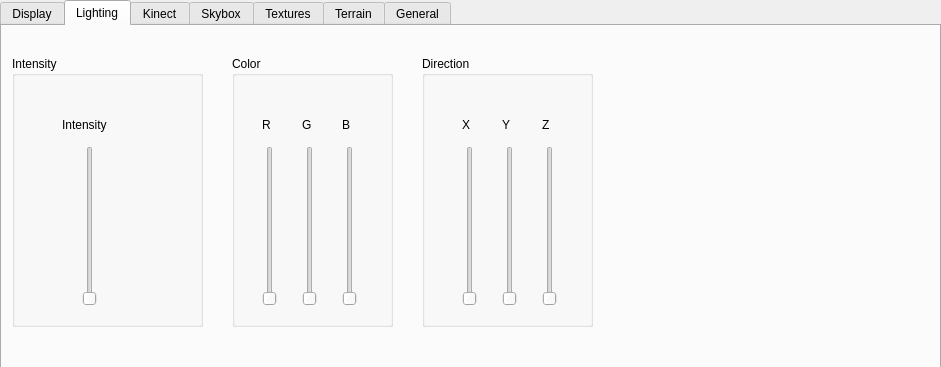
This is settings.ui in azar923/sandboxQt as Qt 5 draws it before an edit. The edited form follows.
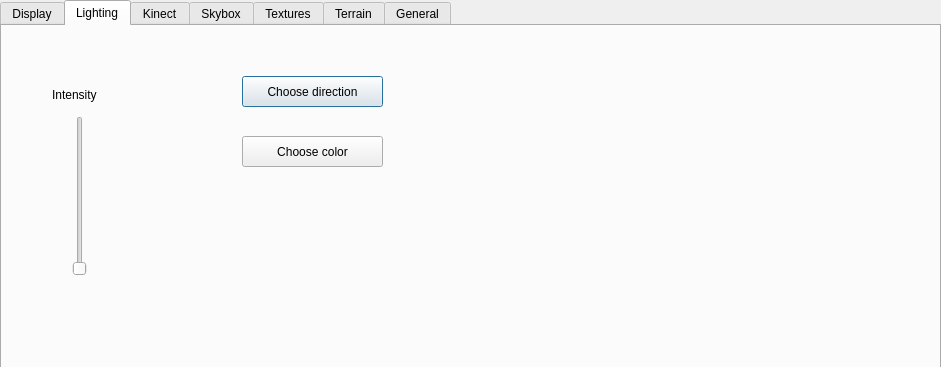
This is the edited form. The open tabs and pages were chosen to show the change.

What changed in the file:
```diff
--- a/settings.ui
+++ b/settings.ui
@@ -99,226 +99,57 @@
     <attribute name="title">
      <string>Lighting</string>
     </attribute>
-    <widget class="QGroupBox" name="color">
+    <widget class="QPushButton" name="setDirection">
      <property name="geometry">
       <rect>
-       <x>230</x>
-       <y>30</y>
-       <width>161</width>
-       <height>271</height>
+       <x>240</x>
+       <y>50</y>
+       <width>141</width>
+       <height>31</height>
       </rect>
      </property>
-     <property name="title">
-      <string>Color</string>
+     <property name="text">
+      <string>Choose direction</string>
      </property>
-     <widget class="QSlider" name="color_R">
-      <property name="geometry">
-       <rect>
-        <x>30</x>
-        <y>90</y>
-        <width>16</width>
-        <height>160</height>
-       </rect>
-      </property>
-      <property name="orientation">
-       <enum>Qt::Vertical</enum>
-      </property>
-     </widget>
-     <widget class="QSlider" name="color_G">
-      <property name="geometry">
-       <rect>
-        <x>70</x>
-        <y>90</y>
-        <width>16</width>
-        <height>160</height>
-       </rect>
-      </property>
-      <property name="orientation">
-       <enum>Qt::Vertical</enum>
-      </property>
-     </widget>
-     <widget class="QSlider" name="color_B">
-      <property name="geometry">
-       <rect>
-        <x>110</x>
-        <y>90</y>
-        <width>16</width>
-        <height>160</height>
-       </rect>
-      </property>
-      <property name="orientation">
-       <enum>Qt::Vertical</enum>
-      </property>
-     </widget>
-     <widget class="QLabel" name="color_R_label">
-      <property name="geometry">
-       <rect>
-        <x>30</x>
-        <y>60</y>
-        <width>16</width>
-        <height>17</height>
-       </rect>
-      </property>
-      <property name="text">
-       <string>R</string>
-      </property>
-     </widget>
-     <widget class="QLabel" name="color_G_label">
-      <property name="geometry">
-       <rect>
-        <x>70</x>
-        <y>60</y>
-        <width>21</width>
-        <height>17</height>
-       </rect>
-      </property>
-      <property name="text">
-       <string>G</string>
-      </property>
-     </widget>
-     <widget class="QLabel" name="color_B_label">
-      <property name="geometry">
-       <rect>
-        <x>110</x>
-        <y>60</y>
-        <width>16</width>
-        <height>17</height>
-       </rect>
-      </property>
-      <property name="text">
-       <string>B</string>
-      </property>
-     </widget>
     </widget>
-    <widget class="QGroupBox" name="direction">
+    <widget class="QPushButton" name="chooseColor">
      <property name="geometry">
       <rect>
-       <x>420</x>
-       <y>30</y>
-       <width>171</width>
-       <height>271</height>
+       <x>240</x>
+       <y>110</y>
+       <width>141</width>
+       <height>31</height>
       </rect>
      </property>
-     <property name="title">
-      <string>Direction</string>
+     <property name="text">
+      <string>Choose color</string>
      </property>
-     <widget class="QSlider" name="direction_Z">
-      <property name="geometry">
-       <rect>
-        <x>120</x>
-        <y>90</y>
-        <width>16</width>
-        <height>160</height>
-       </rect>
-      </property>
-      <property name="orientation">
-       <enum>Qt::Vertical</enum>
-      </property>
-     </widget>
-     <widget class="QSlider" name="direction_Y">
-      <property name="geometry">
-       <rect>
-        <x>80</x>
-        <y>90</y>
-        <width>16</width>
-        <height>160</height>
-       </rect>
-      </property>
-      <property name="orientation">
-       <enum>Qt::Vertical</enum>
-      </property>
-     </widget>
-     <widget class="QSlider" name="direction_X">
-      <property name="geometry">
-       <rect>
-        <x>40</x>
-        <y>90</y>
-        <width>16</width>
-        <height>160</height>
-       </rect>
-      </property>
-      <property name="orientation">
-       <enum>Qt::Vertical</enum>
-      </property>
-     </widget>
-     <widget class="QLabel" name="direction_Z_label">
-      <property name="geometry">
-       <rect>
-        <x>120</x>
-        <y>60</y>
-        <width>16</width>
-        <height>17</height>
-       </rect>
-      </property>
-      <property name="text">
-       <string>Z</string>
-      </property>
-     </widget>
-     <widget class="QLabel" name="direction_Y_label">
-      <property name="geometry">
-       <rect>
-        <x>80</x>
-        <y>60</y>
-        <width>16</width>
-        <height>17</height>
-       </rect>
-      </property>
-      <property name="text">
-       <string>Y</string>
-      </property>
-     </widget>
-     <widget class="QLabel" name="direction_X_label">
-      <property name="geometry">
-       <rect>
-        <x>40</x>
-        <y>60</y>
-        <width>16</width>
-        <height>17</height>
-       </rect>
-      </property>
-      <property name="text">
-       <string>X</string>
-      </property>
-     </widget>
     </widget>
-    <widget class="QGroupBox" name="Intensity">
+    <widget class="QSlider" name="diffuse">
      <property name="geometry">
       <rect>
-       <x>10</x>
-       <y>30</y>
-       <width>191</width>
-       <height>271</height>
+       <x>70</x>
+       <y>90</y>
+       <width>16</width>
+       <height>160</height>
       </rect>
      </property>
-     <property name="title">
+     <property name="orientation">
+      <enum>Qt::Vertical</enum>
+     </property>
+    </widget>
+    <widget class="QLabel" name="diffuse_label">
+     <property name="geometry">
+      <rect>
+       <x>50</x>
+       <y>60</y>
+       <width>67</width>
+       <height>17</height>
+      </rect>
+     </property>
+     <property name="text">
       <string>Intensity</string>
      </property>
-     <widget class="QSlider" name="diffuse">
-      <property name="geometry">
-       <rect>
-        <x>70</x>
-        <y>90</y>
-        <width>16</width>
-        <height>160</height>
-       </rect>
-      </property>
-      <property name="orientation">
-       <enum>Qt::Vertical</enum>
-      </property>
-     </widget>
-     <widget class="QLabel" name="diffuse_label">
-      <property name="geometry">
-       <rect>
-        <x>50</x>
-        <y>60</y>
-        <width>67</width>
-        <height>17</height>
-       </rect>
-      </property>
-      <property name="text">
-       <string>Intensity</string>
-      </property>
-     </widget>
     </widget>
    </widget>
    <widget class="QWidget" name="Kinect">
```
Left out of the diff: 216 changed lines with no effect on the pictures.
